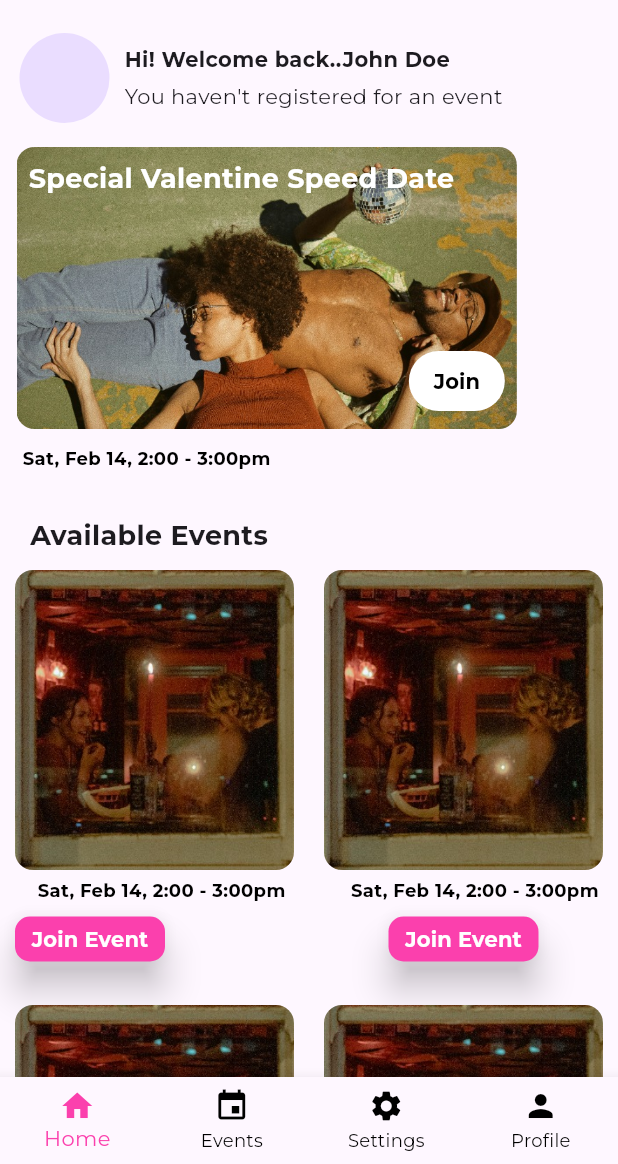
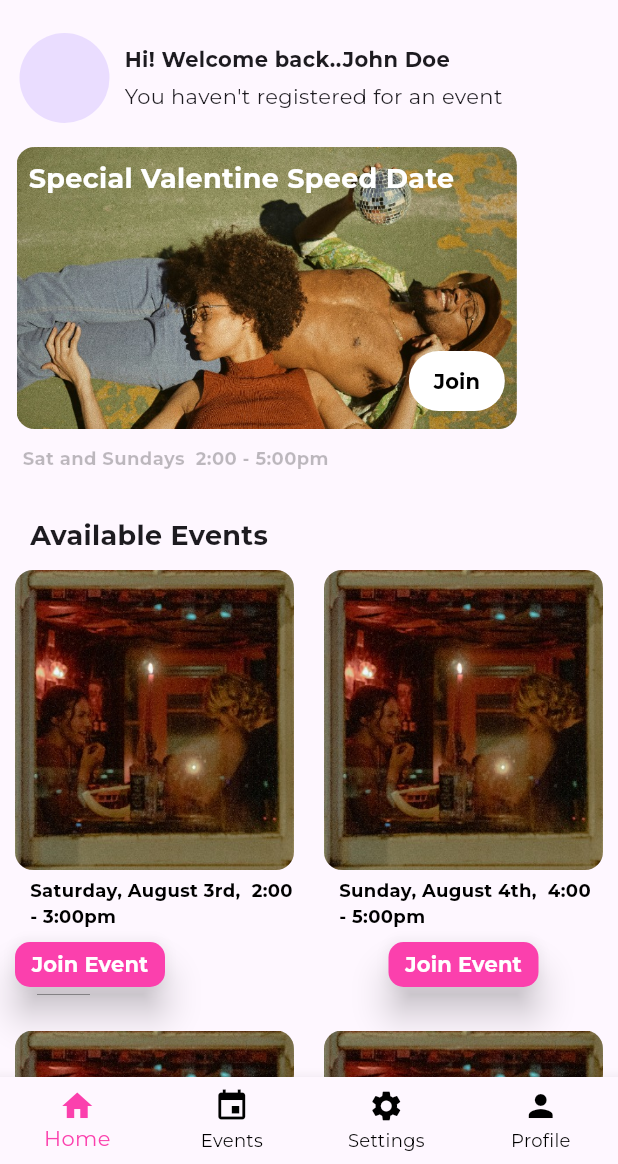
Before and after one commit to Obleanx/89Orbit, a Flutter app: the JoinEventScreen screen opened directly, after a tap on the "arrow back" icon, on a phone screen of 412 x 824 dp, the part 72-1236 px from its top. Run offline on Flutter 3.47's test engine with Material 3 defaults, Android fonts, the phone set to English and light mode, and no system bars; drawn by our look-alikes of carousel_slider; our stand-ins replace cloud_firestore, firebase_auth, firebase_core, google_fonts, smooth_page_indicator; accounts and stored records are empty.

```diff
--- /dev/null
+++ b/lib/COMPONENTS/event_text.dart
@@ -0,0 +1,46 @@
+import 'package:fiander/COMPONENTS/upcoming_events.dart';
+import 'package:flutter/material.dart';
+
+class SaturdayEventDateText extends StatelessWidget {
+  final String eventTime;
+
+  const SaturdayEventDateText({Key? key, required this.eventTime})
+      : super(key: key);
+
+  @override
+  Widget build(BuildContext context) {
+    return Padding(
+      padding: const EdgeInsets.only(left: 10, top: 5),
+      child: Text(
+        '${getNextWeekendDate(true)},  $eventTime',
+        style: const TextStyle(
+          color: Colors.black,
+          fontWeight: FontWeight.bold,
+          fontSize: 12,
+        ),
+      ),
+    );
+  }
+}
+
+class SundayEventDateText extends StatelessWidget {
+  final String eventTime;
+
+  const SundayEventDateText({Key? key, required this.eventTime})
+      : super(key: key);
+
+  @override
+  Widget build(BuildContext context) {
+    return Padding(
+      padding: const EdgeInsets.only(left: 10, top: 5),
+      child: Text(
+        '${getNextWeekendDate(false)},  $eventTime',
+        style: const TextStyle(
+          color: Colors.black,
+          fontWeight: FontWeight.bold,
+          fontSize: 12,
+        ),
+      ),
+    );
+  }
+}
--- a/lib/COMPONENTS/upcoming_events.dart
+++ b/lib/COMPONENTS/upcoming_events.dart
@@ -1,3 +1,4 @@
+import 'package:fiander/COMPONENTS/join_button.dart';
 import 'package:fiander/CONSTANTS/constants.dart';
 import 'package:flutter/material.dart';
 import 'package:intl/intl.dart';
@@ -43,7 +44,11 @@ class UpcomingEventCard extends StatelessWidget {
               alignment: Alignment.centerLeft,
               child: ElevatedButton(
                 onPressed: () {
-                  // TODO: Implement button functionality
+                  Navigator.push(
+                      context,
+                      MaterialPageRoute(
+                        builder: (context) => EventSelectionDialog(),
+                      ));
                 },
                 style: ElevatedButton.styleFrom(
                   elevation: 8.0,
@@ -89,7 +94,7 @@ class SundayEventCard extends StatelessWidget {
   }
 }
 
-//this method i used it to calculate the date of the upcoming event for just two weeks only.
+//this method i used it to calculate the date of the upcoming event for just one week only.
 String getNextWeekendDate(bool isSaturday) {
   final today = DateTime.now();
   final nextWeekend =
@@ -119,7 +124,7 @@ List<String> getAllUpcomingWeekendDates() {
       final dayNum = DateFormat('d').format(date); // Day of the month
       final suffix =
           getDaySuffix(date.day); // Day suffix (e.g., "st", "nd", "rd", "th")
-      weekends.add("$day, the $month $dayNum$suffix");
+      weekends.add("$day, $month $dayNum$suffix");
     }
     date = date.add(Duration(days: 1));
   }
--- a/lib/SCREENS/ALL HOME SCREEN/home_screen.dart
+++ b/lib/SCREENS/ALL HOME SCREEN/home_screen.dart
@@ -1,3 +1,4 @@
+import 'package:fiander/COMPONENTS/event_text.dart';
 import 'package:fiander/COMPONENTS/join_button.dart';
 import 'package:fiander/COMPONENTS/upcoming_events.dart';
 import 'package:fiander/CONSTANTS/constants.dart';
@@ -70,14 +71,18 @@ class HomeScreen1 extends StatelessWidget {
                 const SizedBox(height: 10),
                 CarouselSection(),
                 EventDateText(),
+                //const SaturdayEventDateText(eventTime: '2:00 - 3:00pm'),
                 AvailableEventsTitle(),
                 EventGrid(),
                 EventGrid(),
                 UpcomingEventsTitle(),
-                SaturdayEventCard(time: '2:00-3:00pm'),
-                const SizedBox(height: 18),
-                SundayEventCard(time: '4:00-5:00pm'),
-                const SizedBox(height: 16),
+                const WeekendEventList(
+                  saturdayTime: '2:00-3:00pm',
+                  sundayTime: '4:00-5:00pm',
+                ),
+                // const SaturdayEventCard(time: '2:00-3:00pm'),
+                // const SizedBox(height: 18),
+                // const SundayEventCard(time: '4:00-5:00pm'),
               ],
             ),
           ),
@@ -223,9 +228,9 @@ class EventDateText extends StatelessWidget {
     return const Padding(
       padding: EdgeInsets.only(left: 15, top: 5),
       child: Text(
-        'Sat, Feb 14, 2:00 - 3:00pm',
+        'Sat and Sundays  2:00 - 5:00pm',
         style: TextStyle(
-            color: Colors.black, //TextsInsideButtonColor,
+            color: Colors.black26, //TextsInsideButtonColor,
             fontWeight: FontWeight.bold,
             fontSize: 12),
       ),
@@ -269,7 +274,8 @@ class EventGrid extends StatelessWidget {
                     ),
                   ),
                 ]),
-                EventDateText(),
+                //  EventDateText(),
+                const SaturdayEventDateText(eventTime: '2:00 - 3:00pm'),
                 JoinButton(),
               ],
             ),
@@ -289,7 +295,8 @@ class EventGrid extends StatelessWidget {
                     ),
                   ),
                 ),
-                EventDateText(),
+                //  EventDateText(),
+                const SundayEventDateText(eventTime: '4:00 - 5:00pm'),
                 JoinButton(),
               ],
             ),
--- a/lib/SCREENS/ALL HOME SCREEN/join_event.dart
+++ b/lib/SCREENS/ALL HOME SCREEN/join_event.dart
@@ -7,6 +7,7 @@ import 'package:flutter/material.dart';
 import 'package:intl/intl.dart';
 
 import '../../COMPONENTS/upcoming_events.dart';
+import 'book_event.dart';
 
 class JoinEventScreen extends StatefulWidget {
   final String eventType; // Expecting 'Saturday' or 'Sunday'
@@ -99,7 +100,9 @@ class _JoinEventScreenState extends State<JoinEventScreen> {
         child: Column(
           crossAxisAlignment: CrossAxisAlignment.start,
           children: [
-            Container(
+            Padding(
+              padding: const EdgeInsets.all(8.0),
+              child: Container(
                 height: 200,
                 width: MediaQuery.of(context).size.width,
                 margin: const EdgeInsets.symmetric(horizontal: 5.0),
@@ -108,6 +111,7 @@ class _JoinEventScreenState extends State<JoinEventScreen> {
                   image: const DecorationImage(
                     image: AssetImage('lib/images/event100.jpeg'),
                     fit: BoxFit.cover,
+                  ),
                 ),
               ),
             ),
@@ -146,11 +150,21 @@ class _JoinEventScreenState extends State<JoinEventScreen> {
               children: [
                 Padding(
                   padding: const EdgeInsets.only(left: 10, top: 10),
-                  child: Text(
-                    'Event Type: $eventType',
+                  child: Text.rich(
+                    TextSpan(
+                      text: 'Event type :',
                       style: const TextStyle(
-                      fontWeight: FontWeight.bold,
-                      color: Colors.black, // Make sure this color is defined
+                          fontWeight: FontWeight.bold, color: Colors.black),
+                      children: [
+                        TextSpan(
+                          // ignore: unnecessary_string_interpolations
+                          text: '  $eventType',
+                          style: const TextStyle(
+                            fontWeight: FontWeight.normal,
+                            color: Colors.blueGrey,
+                          ),
+                        ),
+                      ],
                     ),
                   ),
                 ),
@@ -179,25 +193,25 @@ class _JoinEventScreenState extends State<JoinEventScreen> {
                   ),
                 ),
                 const Padding(
-                  padding: EdgeInsets.only(left: 14.0),
+                  padding: EdgeInsets.only(left: 14.0, right: 10),
                   child: ExpandableText(
                     text:
-                        "Join us for an exciting evening of virtual speed dating! Meet eligible singles from around the world and discover potential matches from the comfort of your home.",
+                        "Join us for an exciting evening of virtual speed dating! Meet eligible singles from around the world and discover potential matches from the comfort of your home.\n\nEnjoy engaging conversations, make new connections, and have a fun, memorable experience that could lead to something special.\n\nOur carefully curated event ensures you meet individuals who share your interests and values.You'll get the chance to interact in a safe and friendly environment, guided by our expert hosts algorithm that will make sure the evening runs smoothly.\n\nTo secure your spot, please complete your payment in advance.This small investment guarantees you a place in this exclusive event and helps us ensure the best experience for all participants.\n\nDon't miss out on this opportunity to meet like-minded people and potentially find your perfect match. Sign up now and get ready for an unforgettable evening!",
                   ),
                 ),
-                UpcomingEventsTitle(),
+                //  UpcomingEventsTitle(),
                 //  SaturdayEventCard(time: '2:00-3:00pm'),
-                const WeekendEventList(
-                  saturdayTime: '2:00-3:00pm',
-                  sundayTime: '4:00-5:00pm',
+                //   const WeekendEventList(
+                //    saturdayTime: '2:00-3:00pm',
+                //     sundayTime: '4:00-5:00pm',
+                //   ),
+                //   const SizedBox(height: 10),
+                // SundayEventCard(time: '4:00-5:00pm'),
+                //    const SizedBox(height: 10),
+                //    const SaturdayEventCard(time: '4:00-5:00pm'),
+              ],
             ),
             const SizedBox(height: 10),
-                // SundayEventCard(time: '4:00-5:00pm'),
-                const SizedBox(height: 10),
-                const SaturdayEventCard(time: '4:00-5:00pm'),
-              ],
-            ),
-            const SizedBox(height: 40),
             Center(
               child: Padding(
                 padding: const EdgeInsets.only(bottom: 50),
@@ -207,7 +221,7 @@ class _JoinEventScreenState extends State<JoinEventScreen> {
                         context,
                         MaterialPageRoute(
                           // ignore: prefer_const_constructors
-                          builder: (context) => PayForEventScreen(),
+                          builder: (context) => EventAccessScreen(),
                         ));
                   },
                   style: ElevatedButton.styleFrom(
```
Also changed, not shown: lib/SCREENS/ALL HOME SCREEN/book_event.dart (added, +166 -0 lines), lib/SCREENS/ALL HOME SCREEN/tailored_event_screen.dart (added). Lines whose indentation alone changed are shown as unchanged.
